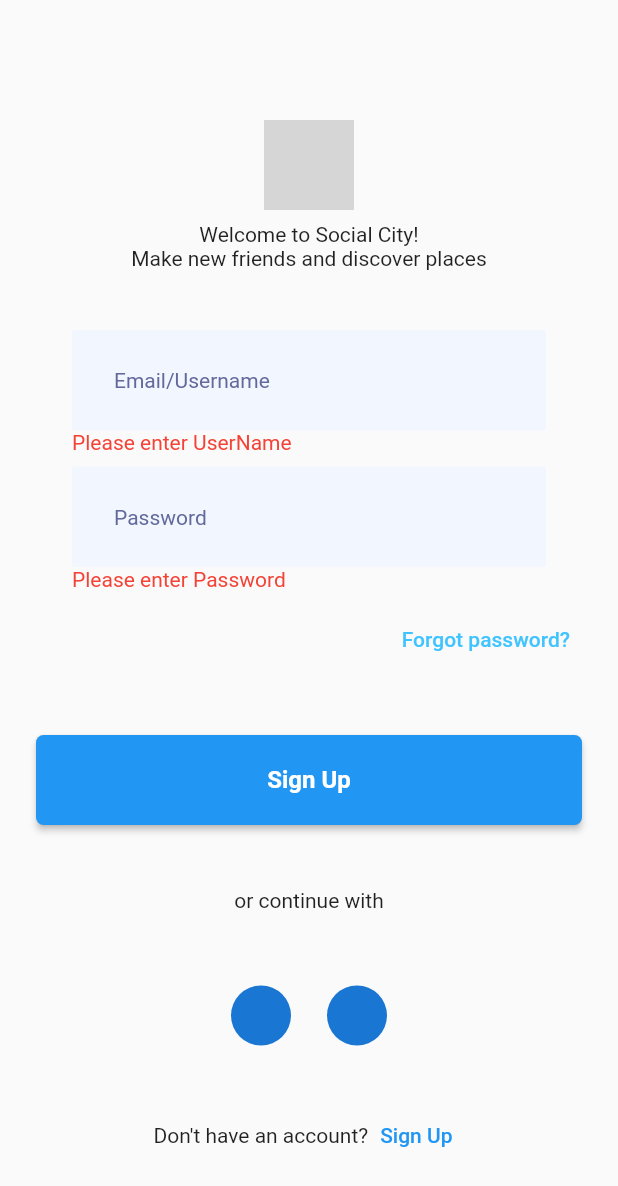
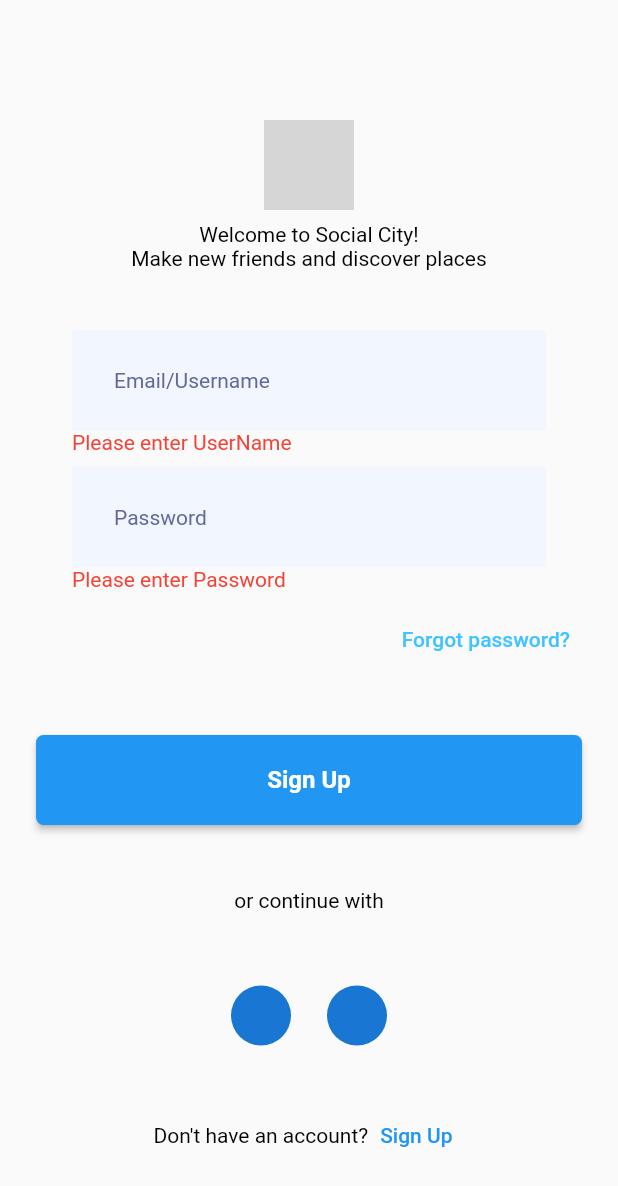
Before and after one commit to dangngocduc/agiletech_sample, a Flutter app: the screen it shows after launch, after a tap on "Sign Up", on a phone screen of 412 x 824 dp. Shown: the top 1186 px of the screen. Run offline on Flutter 3.47's test engine with Material 2 defaults, Android fonts, the phone set to English and light mode, and no system bars; our stand-ins replace date_time_picker, dio, flutter_bloc, lazy_load_scrollview; grey boxes are pictures that could not be loaded.

Commit message:
feature change them

```diff
--- a/lesson/auth_nav/lib/application.dart
+++ b/lesson/auth_nav/lib/application.dart
@@ -1,4 +1,6 @@
 import 'dart:developer' as developer;
+import 'package:auth_nav/pages/home/home.dart';
+import 'package:auth_nav/theme/CustomTheme.dart';
 import 'package:flutter/material.dart';
 import 'pages/auth/sign_in.dart';
 import 'pages/auth/sign_up_screen.dart';
@@ -14,9 +16,24 @@ class _ApplicationState extends State<Application> {
   static const TAG = 'Application';
 
   @override
+  void initState() {
+    // TODO: implement initState
+    super.initState();
+    customTheme.addListener(() {
+      print("change theme");
+      setState(() {});
+    });
+  }
+
+  @override
   Widget build(BuildContext context) {
     return MaterialApp(
+      debugShowCheckedModeBanner: false,
+      theme: CustomTheme.light,
+      darkTheme: CustomTheme.dark,
+      themeMode: customTheme.getCurentThem,
       home: SignIn(),
+      // home: Home(),
     );
   }
 }
--- a/lesson/auth_nav/lib/data/repository/api/api.dart
+++ b/lesson/auth_nav/lib/data/repository/api/api.dart
@@ -10,11 +10,7 @@ class Api {
   static Future<HomeState> getUser(String page) async {
     UserRepository userRepository;
     Response response = await dio.get("users?page=$page");
-    print("response.data: " + response.data.toString());
     userRepository = UserRepository.fromJson(response.data);
-    userRepository.data.forEach((element) {
-      print(element.toJson().toString());
-    });
     HomeState newState = HomeState(userRepository);
     return newState;
   }
--- a/lesson/auth_nav/lib/pages/home/home_bloc.dart
+++ b/lesson/auth_nav/lib/pages/home/home_bloc.dart
@@ -2,6 +2,9 @@ import 'package:auth_nav/data/model/user_repository.dart';
 import 'package:auth_nav/data/repository/api/api.dart';
 import 'package:auth_nav/pages/home/home_event.dart';
 import 'package:auth_nav/pages/home/home_state.dart';
+import 'package:auth_nav/pages/setting/setting_page.dart';
+import 'package:flutter/cupertino.dart';
+import 'package:flutter/material.dart';
 import 'package:flutter_bloc/flutter_bloc.dart';
 
 class HomeBloc extends Bloc<HomeEvent, HomeState> {
@@ -27,6 +30,9 @@ class HomeBloc extends Bloc<HomeEvent, HomeState> {
         newState.userRepository.data.addAll(homeSateNew.userRepository.data);
         yield newState;
       }
+    } else if (event is HomeEventChangeTheme) {
+      Navigator.push(event.context,
+          MaterialPageRoute(builder: (context) => SettingPage()));
     }
   }
 }
--- /dev/null
+++ b/lesson/auth_nav/lib/theme/CustomTheme.dart
@@ -0,0 +1,73 @@
+import 'dart:math';
+
+import 'package:flutter/cupertino.dart';
+import 'package:flutter/material.dart';
+
+CustomTheme customTheme = CustomTheme();
+
+class CustomTheme with ChangeNotifier {
+  bool _isDarkMode = false;
+
+  ThemeMode get getCurentThem {
+    if (_isDarkMode) {
+      return ThemeMode.dark;
+    } else {
+      return ThemeMode.light;
+    }
+  }
+
+  void changeTheme() {
+    print("click change theme");
+    _isDarkMode = !_isDarkMode;
+    notifyListeners();
+  }
+
+  static ThemeData get light {
+    return ThemeData().copyWith(
+        backgroundColor: Colors.white,
+        appBarTheme: AppBarTheme(
+            iconTheme: IconThemeData().copyWith(color: Colors.black),
+            brightness: Brightness.light,
+            color: Colors.white,
+            actionsIconTheme: IconThemeData().copyWith(color: Colors.black)),
+        textTheme: ThemeData().textTheme.copyWith(
+            headline6:
+                ThemeData().textTheme.headline6!.copyWith(color: Colors.black),
+            bodyText1:
+                ThemeData().textTheme.bodyText1!.copyWith(color: Colors.black),
+            bodyText2:
+                ThemeData().textTheme.bodyText2!.copyWith(color: Colors.black)),
+        elevatedButtonTheme: ElevatedButtonThemeData(
+          style: ElevatedButton.styleFrom(
+            primary: Colors.black,
+            onPrimary: Colors.white,
+          ),
+        ));
+  }
+
+  static ThemeData get dark {
+    return ThemeData().copyWith(
+        backgroundColor: Colors.black,
+        appBarTheme: AppBarTheme(
+            iconTheme: IconThemeData().copyWith(color: Colors.white),
+            brightness: Brightness.dark,
+            color: Colors.black,
+            textTheme: ThemeData()
+                .textTheme
+                .copyWith(headline6: TextStyle(color: Colors.white)),
+            actionsIconTheme: IconThemeData().copyWith(color: Colors.white)),
+        textTheme: ThemeData().textTheme.copyWith(
+            headline6:
+                ThemeData().textTheme.headline6!.copyWith(color: Colors.white),
+            bodyText1:
+                ThemeData().textTheme.bodyText1!.copyWith(color: Colors.white),
+            bodyText2:
+                ThemeData().textTheme.bodyText2!.copyWith(color: Colors.white)),
+        elevatedButtonTheme: ElevatedButtonThemeData(
+          style: ElevatedButton.styleFrom(
+            primary: Colors.white,
+            onPrimary: Colors.black,
+          ),
+        ));
+  }
+}
```
Also changed, not shown: lesson/auth_nav/lib/pages/home/home.dart (+24 -9 lines), lesson/auth_nav/lib/pages/home/home_event.dart (+7 -0 lines), lesson/auth_nav/lib/pages/setting/setting_page.dart (added, +37 -0 lines), lesson/auth_nav/lib/widget/user_widget.dart (+1 -7 lines), lesson/auth_nav/pubspec.lock (added), pubspec.lock (added).
